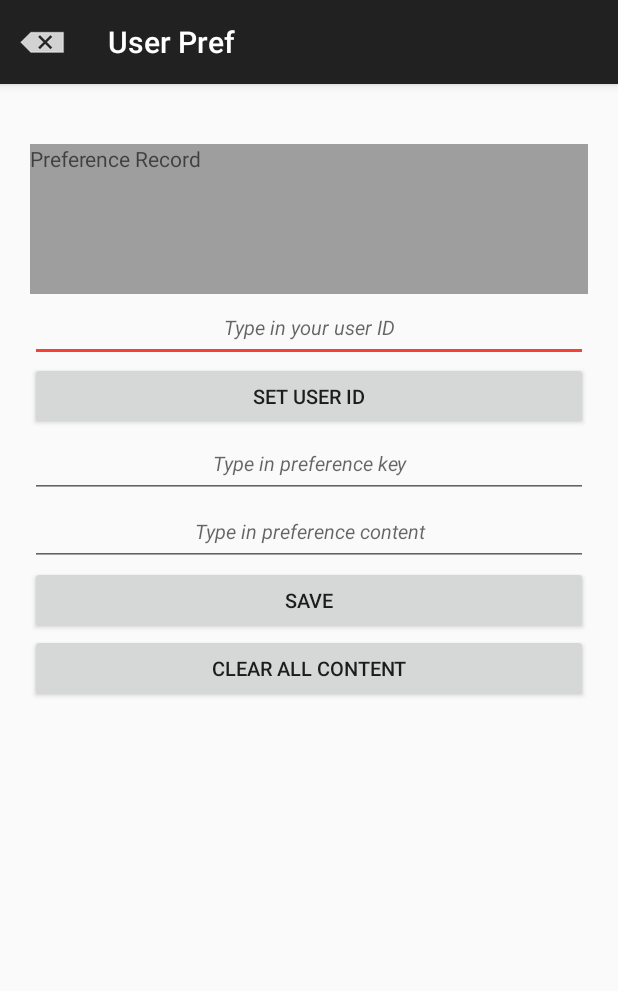
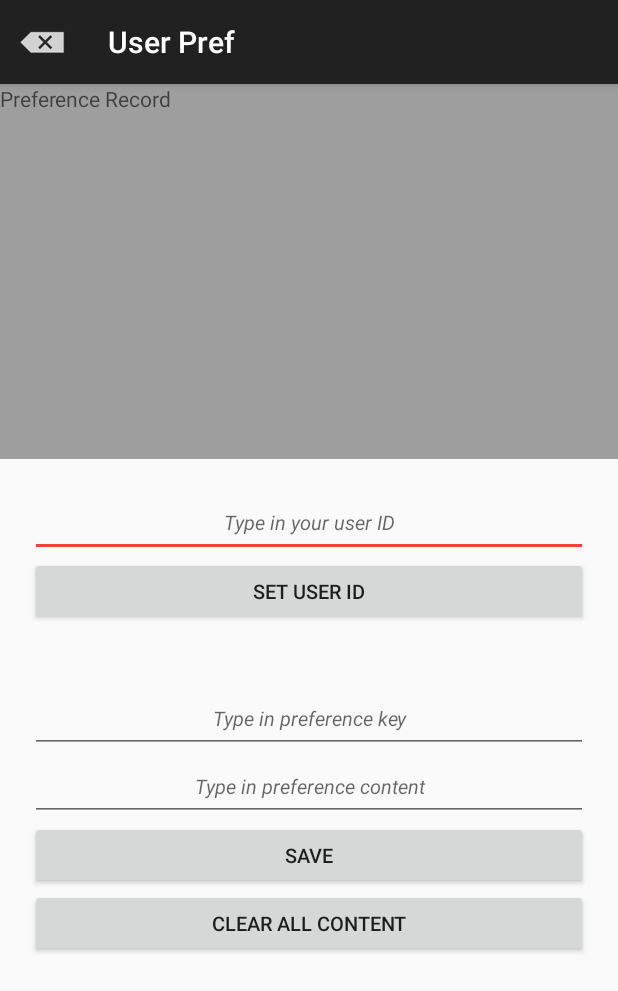
Before and after one commit to app-bootstrap/android-u-should-know, an Android app: the GZUserPreferenceActivity screen opened directly, with no data from a screen before it, on a phone screen of 412 x 824 dp. Shown: the top 991 px of the screen. Run offline under Robolectric (Android 15) with nearby library versions, the phone set to English and light mode, and no system bars.

Commit message:
update user preference acitivity

```diff
--- a/app/src/main/java/com/gz/app/Cache/GZUserPreferenceActivity.java
+++ b/app/src/main/java/com/gz/app/Cache/GZUserPreferenceActivity.java
@@ -4,6 +4,10 @@ import android.graphics.drawable.Drawable;
 import android.os.Bundle;
 import android.support.annotation.Nullable;
 import android.support.v7.app.AppCompatActivity;
+import android.view.View;
+import android.widget.Button;
+import android.widget.EditText;
+import android.widget.TextView;
 
 import com.gz.android_utils.R;
 
@@ -12,6 +16,17 @@ import com.gz.android_utils.R;
  * for further issue, please contact: zhaoy.samuel@gmail.com
  */
 public class GZUserPreferenceActivity extends AppCompatActivity {
+
+    private Button setUidButton;
+    private Button saveButton;
+    private Button clearContents;
+
+    private EditText userIDField;
+    private EditText contentKeyField;
+    private EditText preferenceContentField;
+
+    private TextView preferenceDisplayer;
+
     @Override
     protected void onCreate(@Nullable Bundle savedInstanceState) {
         super.onCreate(savedInstanceState);
@@ -22,5 +37,45 @@ public class GZUserPreferenceActivity extends AppCompatActivity {
         getSupportActionBar().setDisplayHomeAsUpEnabled(true);
         getSupportActionBar().setDisplayShowHomeEnabled(true);
         getSupportActionBar().setHomeAsUpIndicator(drawable);
+
+        setUidButton = (Button) findViewById(R.id.set_id_button);
+        saveButton = (Button) findViewById(R.id.set_content_button);
+        clearContents = (Button) findViewById(R.id.remove_content_button);
+
+        setUidButton.setOnClickListener(onUIDChange);
+        saveButton.setOnClickListener(onPrefSave);
+        clearContents.setOnClickListener(onPrefRemove);
+
+        preferenceDisplayer = (TextView) findViewById(R.id.logFile);
+
+        userIDField = (EditText) findViewById(R.id.user_id_field);
+        contentKeyField = (EditText) findViewById(R.id.content_header_field);
+        preferenceContentField = (EditText) findViewById(R.id.content_field);
     }
+
+    private void updatePreferenceList () {
+
+    }
+
+    private View.OnClickListener onUIDChange = new View.OnClickListener() {
+        @Override
+        public void onClick(View view) {
+
+        }
+    };
+
+    private View.OnClickListener onPrefSave = new View.OnClickListener() {
+        @Override
+        public void onClick(View view) {
+
+        }
+    };
+
+    private View.OnClickListener onPrefRemove = new View.OnClickListener() {
+        @Override
+        public void onClick(View view) {
+
+        }
+    };
+
 }
--- a/app/src/main/res/layout/home_user_pref_demo.xml
+++ b/app/src/main/res/layout/home_user_pref_demo.xml
@@ -1,18 +1,18 @@
 <?xml version="1.0" encoding="utf-8"?>
-<RelativeLayout xmlns:android="http://schemas.android.com/apk/res/android"
+<ScrollView xmlns:android="http://schemas.android.com/apk/res/android"
+    android:layout_height="match_parent"
+    android:layout_width="match_parent">
+
+    <RelativeLayout
         android:layout_width="match_parent"
-    android:padding="20dip"
         android:layout_height="match_parent">
 
         <TextView
             android:id="@+id/logFile"
             android:layout_width="match_parent"
-        android:layout_height="wrap_content"
+            android:layout_height="250dip"
             android:layout_alignParentTop="true"
-        android:layout_marginTop="20dp"
-        android:minHeight="100dip"
             android:hint="Preference Record"
-        android:maxHeight="400dp"
             android:background="@color/colorPrimaryDark"
             android:scrollbars="vertical" />
 
@@ -20,6 +20,7 @@
             android:id="@+id/user_id_layout"
             android:layout_width="match_parent"
             android:layout_height="wrap_content"
+            android:padding="20dip"
             android:layout_below="@+id/logFile"
             android:orientation="vertical">
 
@@ -42,6 +43,7 @@
         </LinearLayout>
 
         <LinearLayout
+            android:padding="20dip"
             android:layout_width="match_parent"
             android:layout_height="wrap_content"
             android:layout_below="@+id/user_id_layout"
@@ -83,3 +85,4 @@
         </LinearLayout>
 
     </RelativeLayout>
+</ScrollView>
```
Lines whose indentation alone changed are shown as unchanged.
